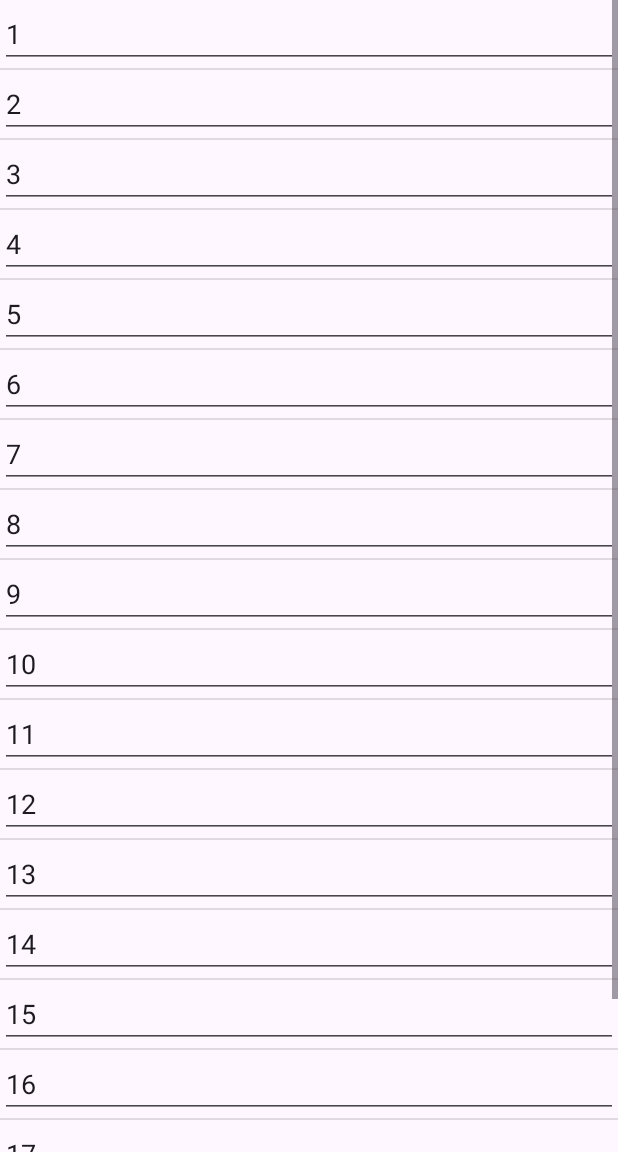
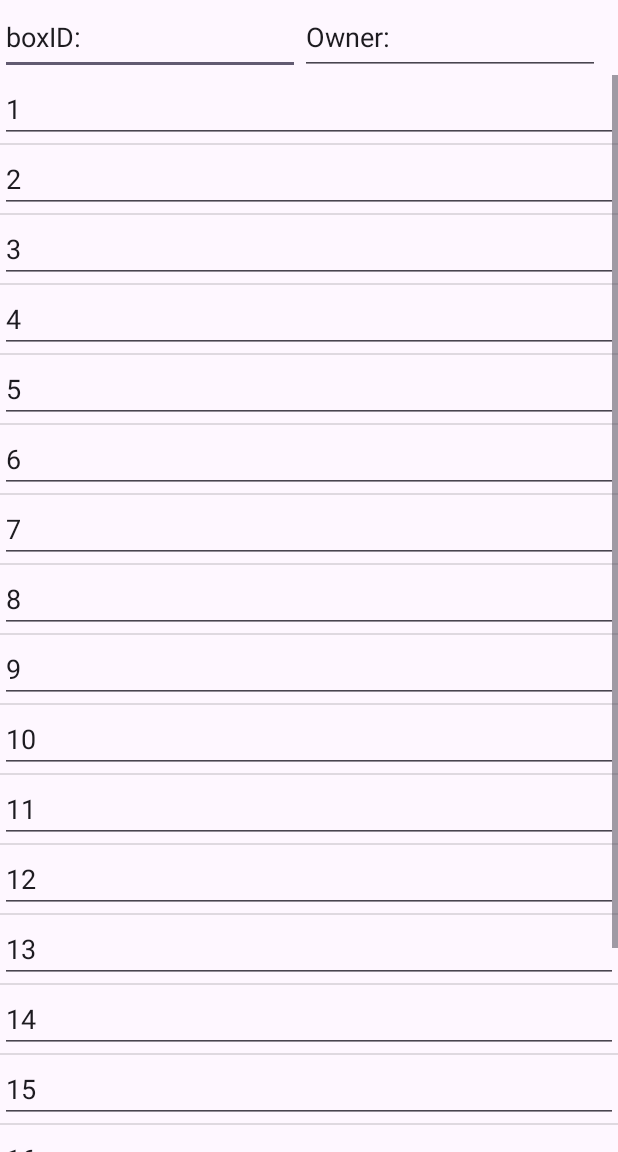
Before and after one commit to bdelong41/animated-octo-giggle, an Android app: the screen it shows after launch (MainActivity), in the side drawer, after a tap on "About Us", on a phone screen of 412 x 824 dp, the part 84-1236 px from its top. Run offline under Robolectric (Android 15) with nearby library versions, the phone set to English and light mode, and no system bars; libraries missing offline, so code that uses them is left out: androidx.camera.core, androidx.camera.lifecycle, androidx.camera.view, com.google.mlkit.vision; 3 statements that could not run were skipped.

```diff
--- a/app/src/main/java/com/Inventory/inventorytracker/AboutFragment.java
+++ b/app/src/main/java/com/Inventory/inventorytracker/AboutFragment.java
@@ -3,12 +3,14 @@ package com.Inventory.inventorytracker;
 
 import android.os.Bundle;
 
+import androidx.appcompat.widget.LinearLayoutCompat;
 import androidx.fragment.app.Fragment;
 
 import android.view.LayoutInflater;
 import android.view.View;
 import android.view.ViewGroup;
 import android.widget.ArrayAdapter;
+import android.widget.LinearLayout;
 import android.widget.ListView;
 import android.widget.RelativeLayout;
 
--- a/app/src/main/java/com/Inventory/inventorytracker/SettingsFragment.java
+++ b/app/src/main/java/com/Inventory/inventorytracker/SettingsFragment.java
@@ -10,6 +10,7 @@ import android.view.LayoutInflater;
 import android.view.View;
 import android.view.ViewGroup;
 import android.widget.Button;
+import android.widget.EditText;
 import android.widget.FrameLayout;
 import android.widget.ListView;
 import android.widget.TextView;
@@ -39,6 +40,8 @@ public class SettingsFragment extends ListFragment {
     private FloatingActionButton saveFab;
     private FloatingActionButton dbfab;
     private FrameLayout frameLayout;
+    private EditText owner;
+    private EditText description;
 
     //local vars
     private Context context;
@@ -86,7 +89,7 @@ public class SettingsFragment extends ListFragment {
         }
         //retrieving data
         dbHandler = new DBHandler(getActivity());
-        selected = new Box("Owner", new ArrayList<String>(Arrays.asList("")), 1, 1);
+        selected = new Box("Owner", new ArrayList<String>(Arrays.asList("")), 1, 1, "");
         dbHandler.getData(selected.getId());
     }
 
@@ -99,6 +102,8 @@ public class SettingsFragment extends ListFragment {
         addFab = frameLayout.findViewById(R.id.add);
         saveFab = frameLayout.findViewById(R.id.save);
         dbfab = frameLayout.findViewById(R.id.addDatabase);
+        owner = frameLayout.findViewById(R.id.owner);
+        description = frameLayout.findViewById(R.id.description);
 
         //ListView initialization
         dbHandler = new DBHandler(getActivity());
@@ -134,9 +139,15 @@ public class SettingsFragment extends ListFragment {
         saveFab.setOnClickListener(new View.OnClickListener() {
             public void onClick(View v){
                 selected.setContents(adapter.getVals());
+                selected.setOwner(owner.toString());
+                selected.setDescription(description.toString());
                 dbHandler.updateData(selected);
             }
         });
+
+        //initializing owner and description
+        owner.setText("Owner: " + selected.getOwner());
+        description.setText("Description: " + selected.getDescription());
         return frameLayout;
     }
 
--- a/app/src/main/java/com/Inventory/inventorytracker/model/Box.java
+++ b/app/src/main/java/com/Inventory/inventorytracker/model/Box.java
@@ -9,12 +9,14 @@ public class Box {
 
     private Integer id;
     private Integer boxID;
+    private String description;
 
-    public Box(String owner, List<String> contents, Integer id, Integer boxID) {
+    public Box(String owner, List<String> contents, Integer id, Integer boxID, String description) {
         this.owner = owner;
         this.contents = contents;
         this.id = id;
         this.boxID = boxID;
+        this.description = description;
     }
 
     public String getOwner() {
@@ -31,6 +33,10 @@ public class Box {
 
     public Integer getBoxID() {
         return boxID;
+    }
+
+    public String getDescription() {
+        return description;
     }
 
     public void setOwner(String owner) {
@@ -52,4 +58,8 @@ public class Box {
     public void addItem(String val){
         contents.add(val);
     }
+
+    public void setDescription(String description) {
+        this.description = description;
+    }
 }
--- a/app/src/main/res/layout/fragment_about.xml
+++ b/app/src/main/res/layout/fragment_about.xml
@@ -5,10 +5,27 @@
     android:layout_width="match_parent"
     android:layout_height="match_parent"
     tools:context=".AboutFragment">
-
+    <LinearLayout
+        android:layout_width="match_parent"
+        android:layout_height="match_parent"
+        android:orientation="vertical">
+        <LinearLayout
+            android:layout_width="match_parent"
+            android:layout_height="wrap_content"
+            android:orientation="horizontal">
+    <EditText
+        android:layout_width="200dp"
+        android:layout_height="50dp"
+        android:text="boxID: "></EditText>
+        <EditText
+            android:layout_width="200dp"
+            android:layout_height="50dp"
+            android:text="Owner: "></EditText>
+        </LinearLayout>
     <ListView
         android:layout_width="match_parent"
-        android:layout_height="match_parent"
+        android:layout_height="wrap_content"
         android:id="@+id/listView"/>
+    </LinearLayout>
 
 </RelativeLayout>
```
Also changed, not shown: app/src/main/java/com/Inventory/inventorytracker/DataBase/DBHandler.java (+7 -4 lines), app/src/main/res/layout/fragment_settings.xml (+20 -0 lines).
